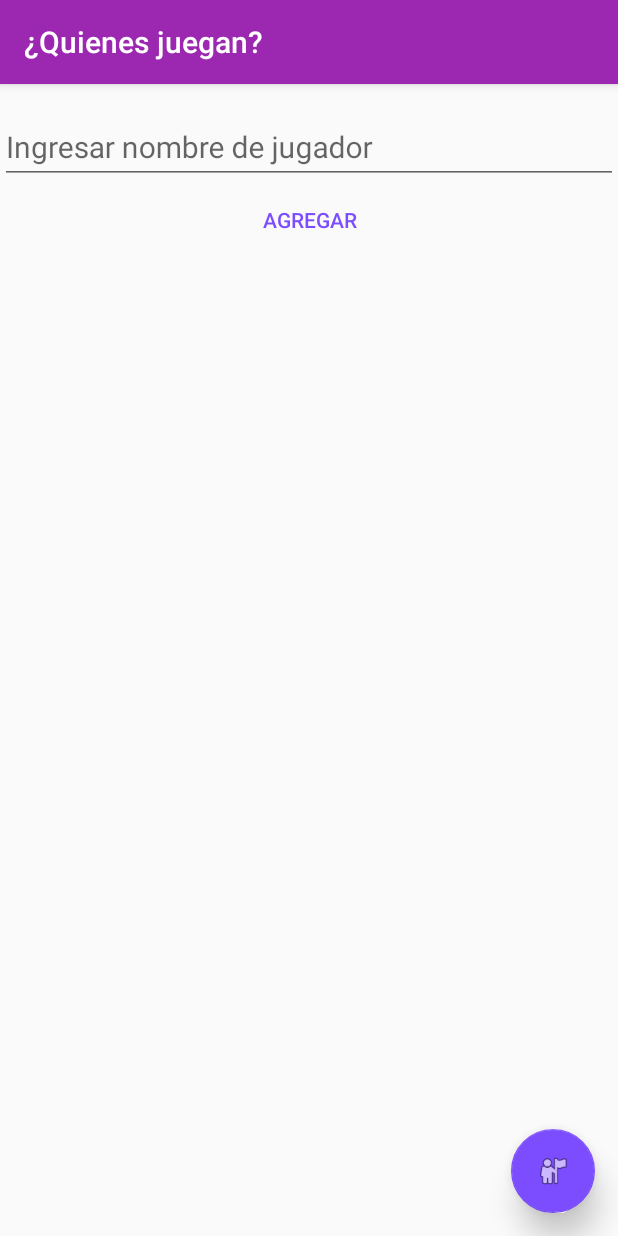
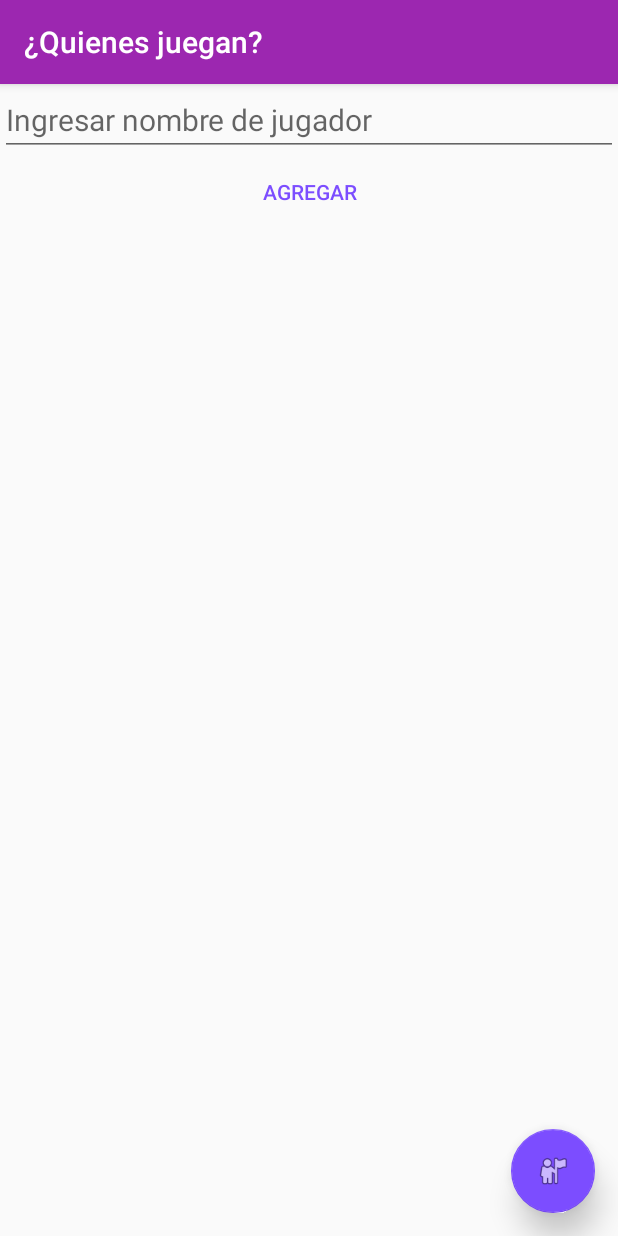
Before and after one commit to SosaToledo/Chanchuno, an Android app: the screen it shows after launch (MainActivity), on a phone screen of 412 x 824 dp. Run offline under Robolectric (Android 15) with nearby library versions, the phone set to English and light mode, and no system bars.

Commit message:
te cabe el chancho

```diff
--- a/app/src/main/java/com/example/luciano/chanchuno/MainActivity.java
+++ b/app/src/main/java/com/example/luciano/chanchuno/MainActivity.java
@@ -109,13 +109,13 @@ public class MainActivity extends AppCompatActivity {
     }
 
     public static void eliminar(String nombre) {
-        jugadors.remove((String)nombre);
+        jugadors.remove(nombre);
         adapter.notifyDataSetChanged();
-        System.out.println(nombre);
     }
 
     @Override
     public boolean onKeyDown(int keyCode, KeyEvent event) {
+        if (keyCode==event.KEYCODE_BACK){
             final AlertDialog.Builder builder = new AlertDialog.Builder(this);
             LayoutInflater layoutInflater = (LayoutInflater) getSystemService(Context.LAYOUT_INFLATER_SERVICE);
             View v = layoutInflater.inflate(R.layout.despedida,null);
@@ -141,6 +141,7 @@ public class MainActivity extends AppCompatActivity {
                     MainActivity.this.finish();
                 }
             });
+        }
         // para las demas cosas, se reenvia el evento al listener habitual
         return super.onKeyDown(keyCode, event);
     }
--- a/app/src/main/res/layout/activity_main.xml
+++ b/app/src/main/res/layout/activity_main.xml
@@ -8,32 +8,22 @@
     android:focusable="true"
     android:focusableInTouchMode="true">
 
-
-    <android.support.design.widget.TextInputLayout
-        android:id="@+id/textInputLayout"
-        android:layout_width="match_parent"
-        android:layout_height="wrap_content"
-        android:layout_marginTop="8dp">
-
     <EditText
         android:id="@+id/etNombreJugador"
         android:layout_width="match_parent"
         android:layout_height="wrap_content"
-            android:layout_above="@+id/textInputLayout"
         android:hint="@string/ingresar_nombre_de_jugador"
         android:inputType="text"
+        android:maxLength="20"
         android:maxLines="1"
-            android:maxLength="20"
         android:textSize="20sp" />
-
-    </android.support.design.widget.TextInputLayout>
 
     <Button
         android:id="@+id/btnAgregar"
         style="@style/Widget.AppCompat.Button.Borderless.Colored"
         android:layout_width="match_parent"
         android:layout_height="wrap_content"
-        android:layout_below="@id/textInputLayout"
+        android:layout_below="@id/etNombreJugador"
         android:onClick="agregar"
         android:text="@string/textoboton"
         android:textAlignment="center"
```
Lines whose indentation alone changed are shown as unchanged.
